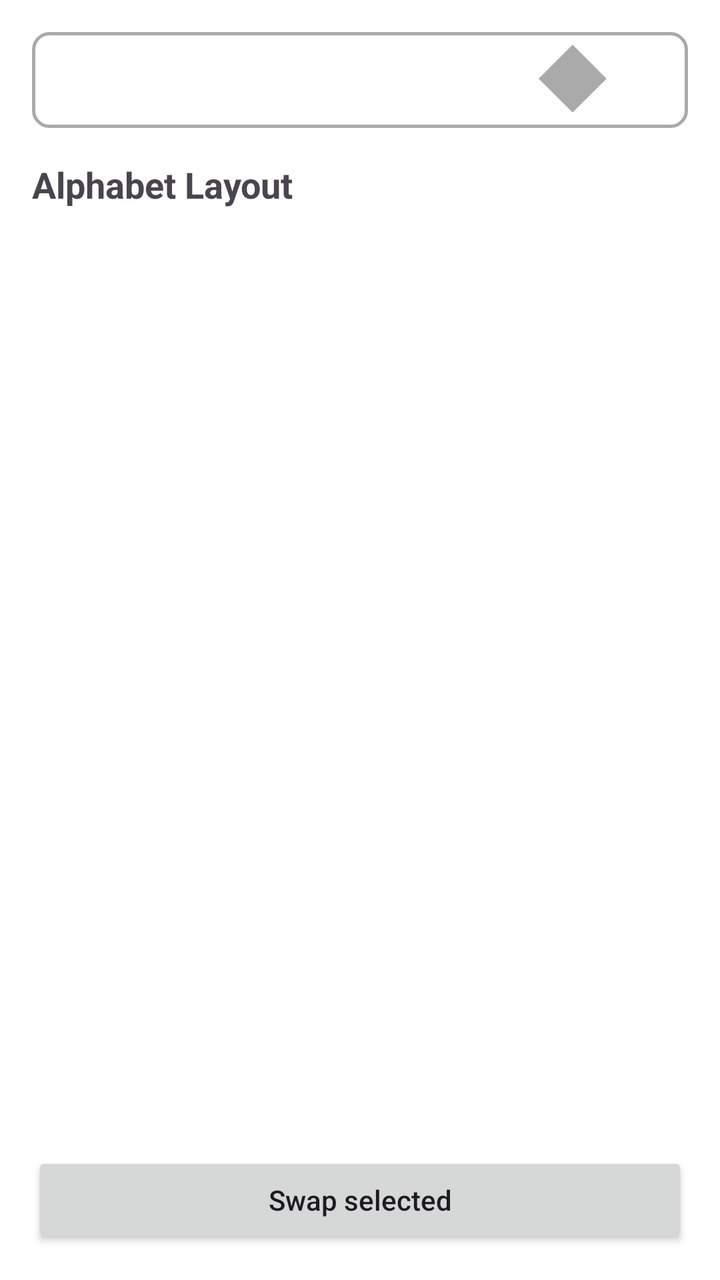
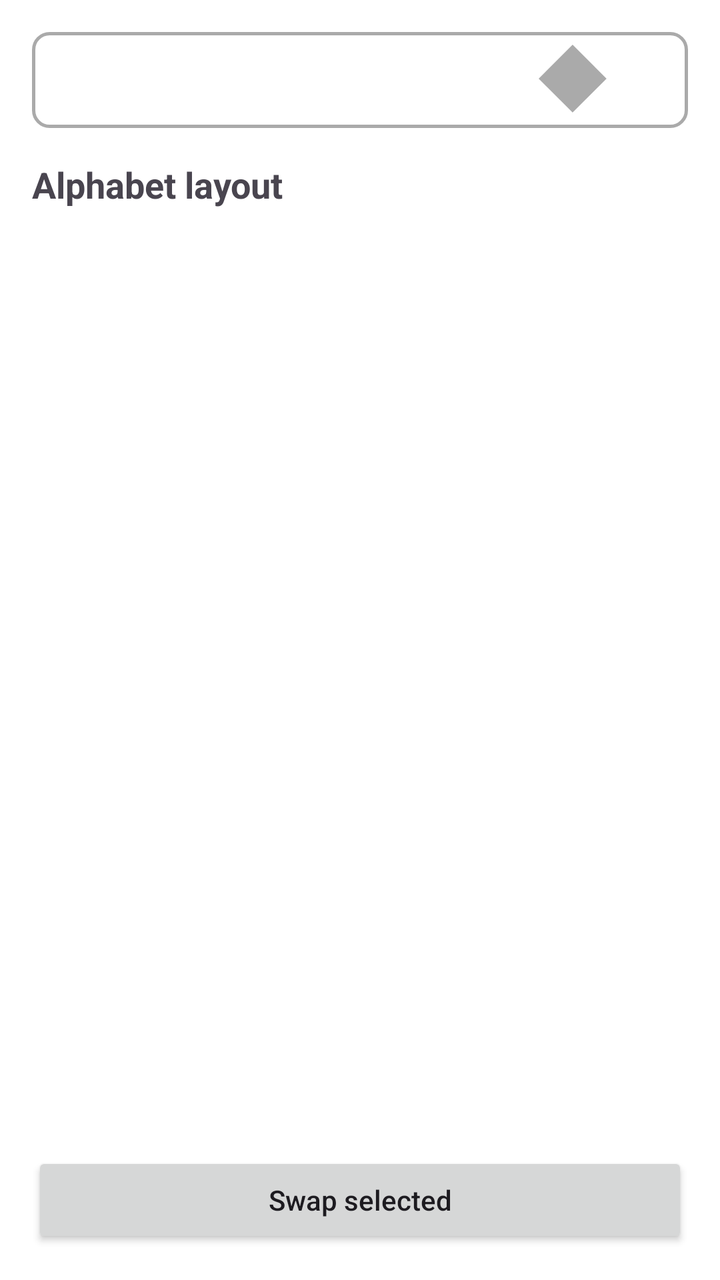

Compare the two renders of this Android layout. The source of the first and the diff that turns it into the second are given below.
<!-- AndroidManifest.xml: application theme Theme.AntaraKeyboard.Base -->
<!-- res/layout/dialog_layout_editor.xml -->
<?xml version="1.0" encoding="utf-8"?>
<LinearLayout
    xmlns:android="http://schemas.android.com/apk/res/android"
    android:layout_width="match_parent"
    android:layout_height="wrap_content"
    android:orientation="vertical"
    android:padding="16dp"
    android:background="@color/main_app_bg">

    
    <Spinner
        android:id="@+id/spinnerSection"
        style="@style/MainSpinner"
        android:layout_width="match_parent"
        android:layout_height="wrap_content" />

    <FrameLayout
        android:id="@+id/contentContainer"
        android:layout_width="match_parent"
        android:layout_height="wrap_content"
        android:layout_weight="1"
        android:layout_marginTop="16dp">

        <LinearLayout
            android:id="@+id/pageLayout"
            android:layout_width="match_parent"
            android:layout_height="wrap_content"
            android:orientation="vertical">

            <TextView
                android:id="@+id/tvLayoutTitle"
                android:layout_width="match_parent"
                android:layout_height="wrap_content"
                android:text="Alphabet Layout"
                android:textSize="18sp"
                android:textStyle="bold"
                android:paddingBottom="12dp" />

            <FrameLayout
                android:id="@+id/layoutEditorContainer"
                android:layout_width="match_parent"
                android:layout_height="wrap_content"
                android:layout_weight="1" />
        </LinearLayout>

        <LinearLayout
            android:id="@+id/pageSideButtons"
            android:layout_width="match_parent"
            android:layout_height="wrap_content"
            android:orientation="vertical"
            android:visibility="gone">

            <TextView
                android:id="@+id/tvSideButtonsTitle"
                android:layout_width="match_parent"
                android:layout_height="wrap_content"
                android:text="Side buttons"
                android:textSize="18sp"
                android:textStyle="bold"
                android:paddingBottom="12dp" />

            <FrameLayout
                android:id="@+id/sideButtonsEditorContainer"
                android:layout_width="match_parent"
                android:layout_height="wrap_content"
                android:layout_weight="1" />
        </LinearLayout>

        <LinearLayout
            android:id="@+id/pageNumeric"
            android:layout_width="match_parent"
            android:layout_height="wrap_content"
            android:orientation="vertical"
            android:visibility="gone">

            <TextView
                android:id="@+id/tvNumericTitle"
                android:layout_width="match_parent"
                android:layout_height="wrap_content"
                android:text="Numeric layout"
                android:textSize="18sp"
                android:textStyle="bold"
                android:paddingBottom="12dp" />

            <FrameLayout
                android:id="@+id/numericEditorContainer"
                android:layout_width="match_parent"
                android:layout_height="wrap_content"
                android:layout_weight="1" />
        </LinearLayout>

        <LinearLayout
            android:id="@+id/pageHorizontalCenter"
            android:layout_width="match_parent"
            android:layout_height="wrap_content"
            android:orientation="vertical"
            android:visibility="gone">

            <TextView
                android:id="@+id/tvHorizontalTitle"
                android:layout_width="match_parent"
                android:layout_height="wrap_content"
                android:text="Horizontal center"
                android:textSize="18sp"
                android:textStyle="bold"
                android:paddingBottom="12dp" />

            <FrameLayout
                android:id="@+id/horizontalEditorContainer"
                android:layout_width="match_parent"
                android:layout_height="wrap_content"
                android:layout_weight="1" />
        </LinearLayout>

        <ScrollView
            android:id="@+id/pageEmojiPicker"
            android:layout_width="match_parent"
            android:layout_height="wrap_content"
            android:visibility="gone">

            <LinearLayout
                android:id="@+id/emojiPickerContainer"
                android:layout_width="match_parent"
                android:layout_height="wrap_content"
                android:orientation="vertical" />
        </ScrollView>

    </FrameLayout>

    <LinearLayout
        android:id="@+id/bottomActions"
        android:layout_width="match_parent"
        android:layout_height="wrap_content"
        android:layout_marginTop="12dp"
        android:orientation="vertical">

        
        <LinearLayout
            android:id="@+id/savedLayoutsContainer"
            android:layout_width="match_parent"
            android:layout_height="wrap_content"
            android:orientation="horizontal"
            android:gravity="center_vertical"
            android:visibility="gone">

            <TextView
                android:layout_width="wrap_content"
                android:layout_height="wrap_content"
                android:text="Saved layouts:"
                android:textSize="14sp"
                android:paddingEnd="8dp" />

            <Spinner
                android:id="@+id/spinnerSavedLayouts"
                style="@style/MainSpinner"
                android:layout_width="0dp"
                android:layout_height="wrap_content"
                android:layout_weight="1" />
        </LinearLayout>

        <Button
            android:id="@+id/btnSwapSelected"
            android:layout_width="match_parent"
            android:layout_height="wrap_content"
            android:layout_marginTop="8dp"
            android:text="Swap selected"
            android:textAllCaps="false" />
    </LinearLayout>

</LinearLayout>
<!-- resources referenced by this layout -->
<resources>
  <color name="main_app_bg">#FFFFFFFF</color>
  <style name="MainSpinner">
          <item name="android:background">@drawable/spinner_background</item>
          <item name="android:minHeight">48dp</item>
          <item name="android:paddingStart">12dp</item>
          <item name="android:paddingEnd">12dp</item>
      </style>
  <style name="Theme.AntaraKeyboard.Base" parent="Theme.Material3.DayNight.NoActionBar">
          <item name="keyboardBg">@color/keyboard_bg</item>
          <item name="keyFill">@color/key_fill</item>
          <item name="keyStroke">@color/key_stroke</item>
          <item name="keyText">@color/key_text</item>
  
          <item name="edgeSlotTint">@color/keyboard_bg</item>
          <item name="edgeIconText">@color/key_text</item>
          <item name="edgeIconTextActive">@color/special_fill</item>
  
          <item name="enterFill">@color/special_fill</item>
          <item name="enterText">@color/special_text</item>
  
          <item name="android:windowBackground">@color/keyboard_bg</item>
      </style>
  <!-- drawable spinner_background (drawable) -->
  <?xml version="1.0" encoding="utf-8"?>
  <layer-list xmlns:android="http://schemas.android.com/apk/res/android">
      
      <item>
          <shape android:shape="rectangle">
              <solid android:color="@color/main_spinner_bg" />
              <stroke
                  android:width="1.5dp"
                  android:color="@color/main_spinner_border" />
              <corners android:radius="8dp" />
              <padding
                  android:left="12dp"
                  android:top="8dp"
                  android:right="36dp"
                  android:bottom="8dp" />
          </shape>
      </item>
      
      <item
          android:width="24dp"
          android:height="24dp"
          android:gravity="center_vertical|end"
          android:right="8dp">
          <rotate
              android:fromDegrees="45"
              android:pivotX="50%"
              android:pivotY="40%">
              <shape android:shape="rectangle">
                  <size
                      android:width="8dp"
                      android:height="8dp" />
                  <solid android:color="@color/main_spinner_border" />
              </shape>
          </rotate>
      </item>
  </layer-list>
  <color name="keyboard_bg">#FFFFFFFF</color>
  <color name="key_fill">#FFF0F0F0</color>
  <color name="key_stroke">#FFDDDDDD</color>
  <color name="key_text">#FF000000</color>
  <color name="special_fill">#FF2E55E7</color>
  <color name="special_text">#FFFFFFFF</color>
  <color name="main_spinner_bg">#FFFFFFFF</color>
  <color name="main_spinner_border">#FFAAAAAA</color>
</resources>

<!-- the commit's change to res/layout/dialog_layout_editor.xml (unified diff, before → after) -->
@@ -31,7 +31,7 @@
                 android:id="@+id/tvLayoutTitle"
                 android:layout_width="match_parent"
                 android:layout_height="wrap_content"
-                android:text="Alphabet Layout"
+                android:text="@string/layout_section_alphabet"
                 android:textSize="18sp"
                 android:textStyle="bold"
                 android:paddingBottom="12dp" />
@@ -54,7 +54,7 @@
                 android:id="@+id/tvSideButtonsTitle"
                 android:layout_width="match_parent"
                 android:layout_height="wrap_content"
-                android:text="Side buttons"
+                android:text="@string/layout_section_side"
                 android:textSize="18sp"
                 android:textStyle="bold"
                 android:paddingBottom="12dp" />
@@ -77,7 +77,7 @@
                 android:id="@+id/tvNumericTitle"
                 android:layout_width="match_parent"
                 android:layout_height="wrap_content"
-                android:text="Numeric layout"
+                android:text="@string/layout_section_numeric"
                 android:textSize="18sp"
                 android:textStyle="bold"
                 android:paddingBottom="12dp" />
@@ -100,7 +100,7 @@
                 android:id="@+id/tvHorizontalTitle"
                 android:layout_width="match_parent"
                 android:layout_height="wrap_content"
-                android:text="Horizontal center"
+                android:text="@string/layout_section_horizontal"
                 android:textSize="18sp"
                 android:textStyle="bold"
                 android:paddingBottom="12dp" />
@@ -146,7 +146,7 @@
             <TextView
                 android:layout_width="wrap_content"
                 android:layout_height="wrap_content"
-                android:text="Saved layouts:"
+                android:text="@string/saved_layouts_label"
                 android:textSize="14sp"
                 android:paddingEnd="8dp" />
 
@@ -163,7 +163,7 @@
             android:layout_width="match_parent"
             android:layout_height="wrap_content"
             android:layout_marginTop="8dp"
-            android:text="Swap selected"
+            android:text="@string/swap_selected"
             android:textAllCaps="false" />
     </LinearLayout>
 
<!-- resource entries referenced after the edit -->
@@ -1,6 +1,12 @@
 <!-- resources referenced by this layout -->
 <resources>
   <color name="main_app_bg">#FFFFFFFF</color>
+  <string name="layout_section_alphabet">Alphabet layout</string>
+  <string name="layout_section_horizontal">Horizontal center</string>
+  <string name="layout_section_numeric">Numeric layout</string>
+  <string name="layout_section_side">Side buttons</string>
+  <string name="saved_layouts_label">Saved layouts:</string>
+  <string name="swap_selected">Swap selected</string>
   <style name="MainSpinner">
           <item name="android:background">@drawable/spinner_background</item>
           <item name="android:minHeight">48dp</item>
